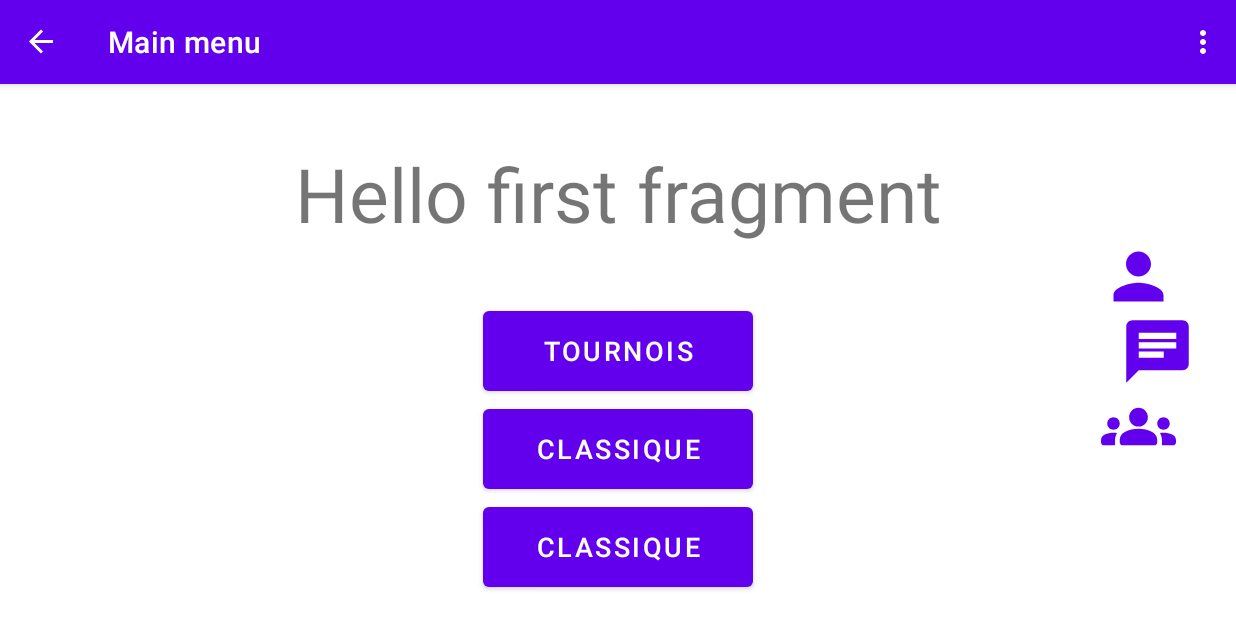
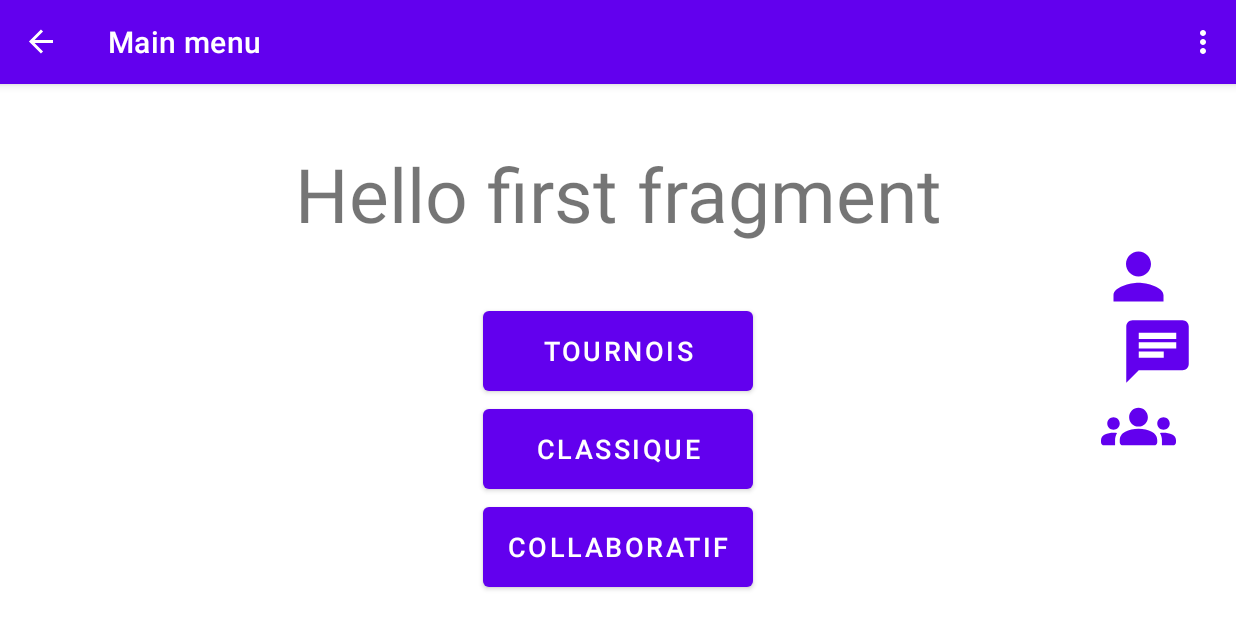
Before and after one commit to BFaras/ZheScrabbbbbble, an Android app: the FirstFragment screen opened through its navigation route, on a phone screen of 824 x 412 dp (held sideways). Run offline under Robolectric (Android 15) with nearby library versions, the phone set to English and light mode, and no system bars; our stand-ins replace navigation-ui.

Commit message:
Extraction de strings.

```diff
--- a/client-light/app/src/main/res/layout/fragment_first.xml
+++ b/client-light/app/src/main/res/layout/fragment_first.xml
@@ -21,7 +21,7 @@
         android:id="@+id/modeTournoi"
         android:layout_width="180dp"
         android:layout_height="65dp"
-        android:text="TOURNOIS"
+        android:text="@string/tournois"
         android:textSize="18dp"
         app:layout_constraintBottom_toBottomOf="parent"
         app:layout_constraintEnd_toEndOf="parent"
@@ -34,7 +34,7 @@
         android:id="@+id/modeClassique"
         android:layout_width="180dp"
         android:layout_height="65dp"
-        android:text="CLASSIQUE"
+        android:text="@string/classique"
         android:textSize="18dp"
         app:layout_constraintEnd_toEndOf="parent"
         app:layout_constraintHorizontal_bias="0.5"
@@ -45,7 +45,7 @@
         android:id="@+id/modeCollaboratif"
         android:layout_width="180dp"
         android:layout_height="65dp"
-        android:text="CLASSIQUE"
+        android:text="@string/collaboratif"
         android:textSize="18dp"
         app:layout_constraintEnd_toEndOf="parent"
         app:layout_constraintHorizontal_bias="0.5"
--- a/client-light/app/src/main/res/values/strings.xml
+++ b/client-light/app/src/main/res/values/strings.xml
@@ -19,4 +19,7 @@
     <string name="invalid_password">Password must be >5 characters</string>
     <string name="login_failed">"Login failed"</string>
     <string name="tapez_quelque_chose">Tapez quelque chose...</string>
+    <string name="tournois">TOURNOIS</string>
+    <string name="classique">CLASSIQUE</string>
+    <string name="collaboratif">COLLABORATIF</string>
 </resources>
```
